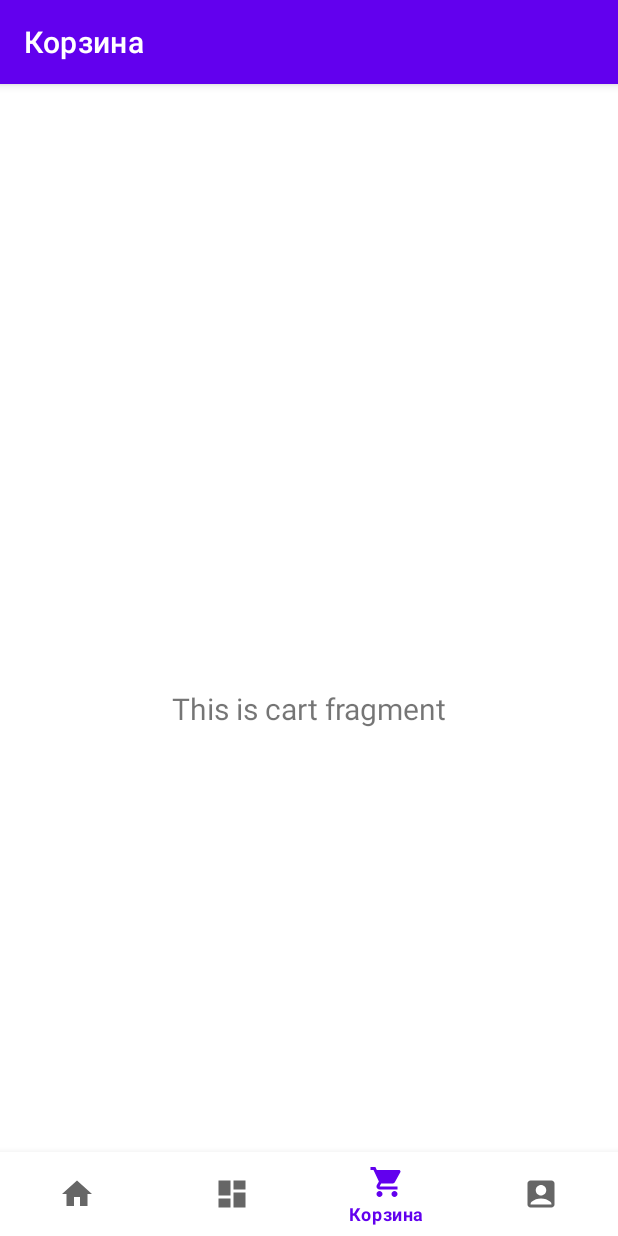
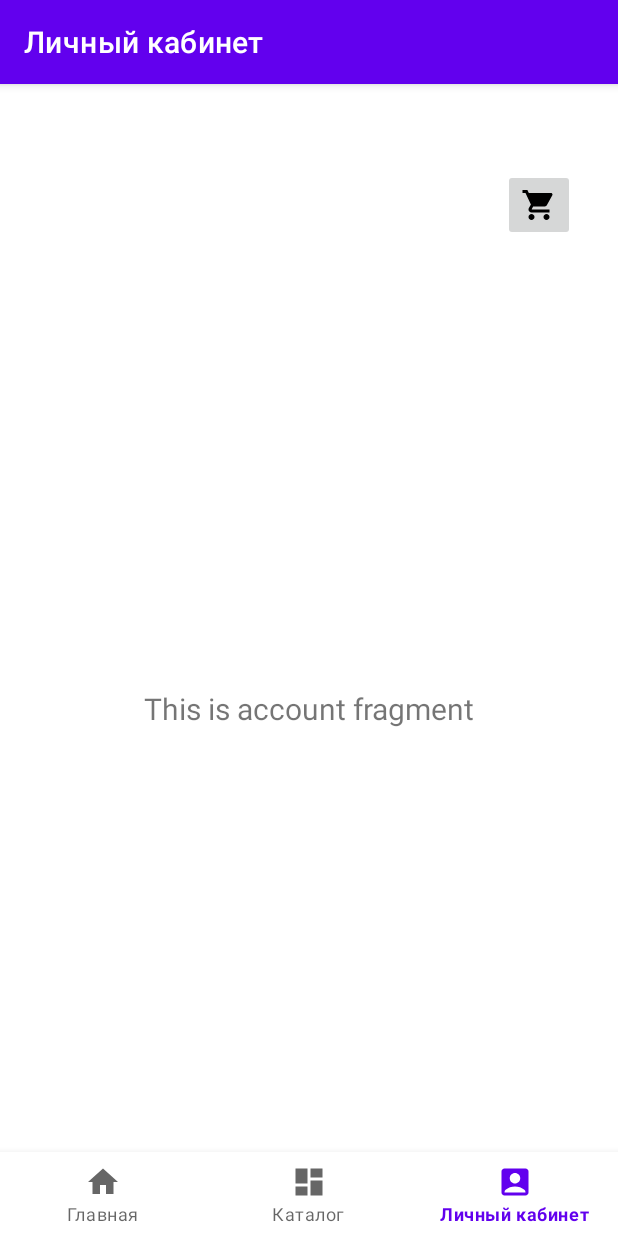
Before and after one commit to MrLacky123/HarmonicaTulaShop, an Android app: the screen it shows after launch (MainActivity), item 3 of the bottom bar chosen, on a phone screen of 412 x 824 dp. Run offline under Robolectric (Android 15) with nearby library versions, the phone set to English and light mode, and no system bars; our stand-ins replace navigation-ui.

Commit message:
navigation menu

```diff
--- a/app/src/main/java/com/example/harmonicatulashop/MainActivity.java
+++ b/app/src/main/java/com/example/harmonicatulashop/MainActivity.java
@@ -1,6 +1,8 @@
 package com.example.harmonicatulashop;
 
+import android.content.Intent;
 import android.os.Bundle;
+import android.widget.ImageView;
 
 import com.google.android.material.bottomnavigation.BottomNavigationView;
 
@@ -27,7 +29,7 @@ public class MainActivity extends AppCompatActivity {
         // Passing each menu ID as a set of Ids because each
         // menu should be considered as top level destinations.
         AppBarConfiguration appBarConfiguration = new AppBarConfiguration.Builder(
-                R.id.navigation_home, R.id.navigation_catalog, R.id.navigation_cart, R.id.navigation_account)
+                R.id.navigation_home, R.id.navigation_catalog, R.id.navigation_account)
                 .build();
         NavController navController = Navigation.findNavController(this, R.id.nav_host_fragment_activity_main);
         NavigationUI.setupActionBarWithNavController(this, navController, appBarConfiguration);
--- a/app/src/main/res/layout/activity_main.xml
+++ b/app/src/main/res/layout/activity_main.xml
@@ -1,6 +1,8 @@
 <?xml version="1.0" encoding="utf-8"?>
-<androidx.constraintlayout.widget.ConstraintLayout xmlns:android="http://schemas.android.com/apk/res/android"
+<androidx.constraintlayout.widget.ConstraintLayout
+    xmlns:android="http://schemas.android.com/apk/res/android"
     xmlns:app="http://schemas.android.com/apk/res-auto"
+    xmlns:tools="http://schemas.android.com/tools"
     android:id="@+id/container"
     android:layout_width="match_parent"
     android:layout_height="match_parent"
@@ -25,9 +27,26 @@
         android:layout_height="match_parent"
         app:defaultNavHost="true"
         app:layout_constraintBottom_toTopOf="@id/nav_view"
+        app:layout_constraintHorizontal_bias="0.0"
         app:layout_constraintLeft_toLeftOf="parent"
         app:layout_constraintRight_toRightOf="parent"
         app:layout_constraintTop_toTopOf="parent"
+        app:layout_constraintVertical_bias="1.0"
         app:navGraph="@navigation/mobile_navigation" />
 
+    <ImageButton
+        android:id="@+id/imageButton"
+        android:layout_width="wrap_content"
+        android:layout_height="wrap_content"
+        android:contentDescription="@string/title_cart"
+        android:minHeight="48dp"
+        app:layout_constraintBottom_toBottomOf="@+id/nav_view"
+        app:layout_constraintEnd_toEndOf="parent"
+        app:layout_constraintHorizontal_bias="0.921"
+        app:layout_constraintStart_toStartOf="@+id/nav_host_fragment_activity_main"
+        app:layout_constraintTop_toTopOf="@+id/nav_host_fragment_activity_main"
+        app:layout_constraintVertical_bias="0.079"
+        app:srcCompat="@drawable/baseline_shopping_cart_24" />
+
+
 </androidx.constraintlayout.widget.ConstraintLayout>
--- a/app/src/main/res/menu/bottom_nav_menu.xml
+++ b/app/src/main/res/menu/bottom_nav_menu.xml
@@ -12,11 +12,6 @@
         android:title="@string/title_catalog" />
 
     <item
-        android:id="@+id/navigation_cart"
-        android:icon="@drawable/baseline_shopping_cart_24"
-        android:title="@string/title_cart" />
-
-    <item
         android:id="@+id/navigation_account"
         android:icon="@drawable/baseline_account_box_24"
         android:title="@string/title_account" />
--- a/app/src/main/res/navigation/mobile_navigation.xml
+++ b/app/src/main/res/navigation/mobile_navigation.xml
@@ -18,7 +18,7 @@
         tools:layout="@layout/fragment_catalog" />
 
     <fragment
-        android:id="@+id/navigation_cart"
+        android:id="@+id/shopping_cart"
         android:name="com.example.harmonicatulashop.ui.cart.CartFragment"
         android:label="@string/title_cart"
         tools:layout="@layout/fragment_cart" />
--- a/app/src/main/res/values/strings.xml
+++ b/app/src/main/res/values/strings.xml
@@ -4,6 +4,6 @@
     <string name="title_catalog">Каталог</string>
     <string name="title_cart">Корзина</string>
     <string name="title_account">Личный кабинет</string>
-<!-- TODO: Remove or change this placeholder text -->
+    <!-- TODO: Remove or change this placeholder text -->
     <string name="hello_blank_fragment">Hello blank fragment</string>
 </resources>
```
Also changed, not shown: app/src/main/java/com/example/harmonicatulashop/Harmonica.java (added, +28 -0 lines), app/src/main/java/com/example/harmonicatulashop/HarmonicaType.java (added, +14 -0 lines).
